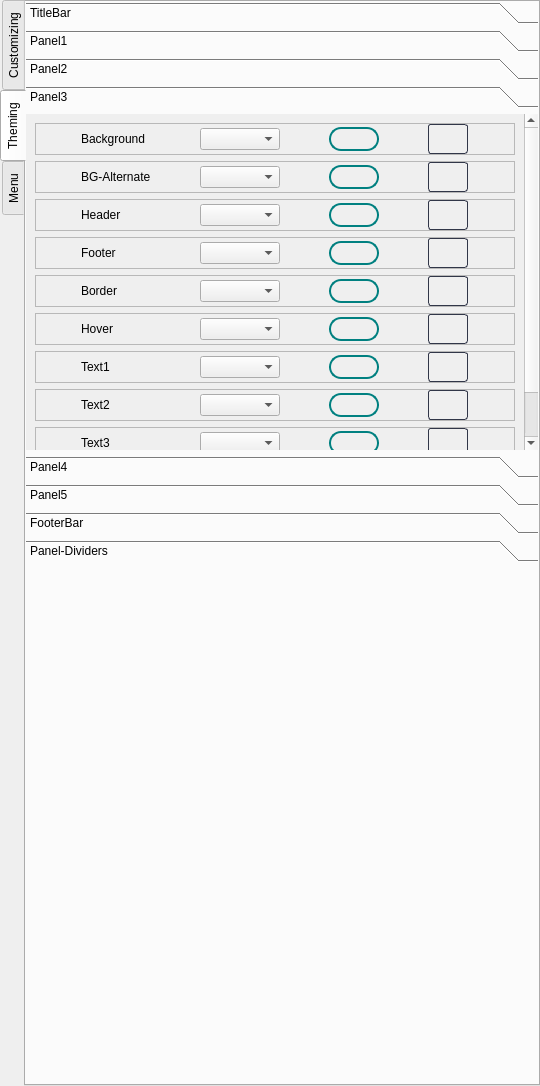
Old version of the form builder/app_builder.ui in the repository ufopilot/QT-App-Builder.
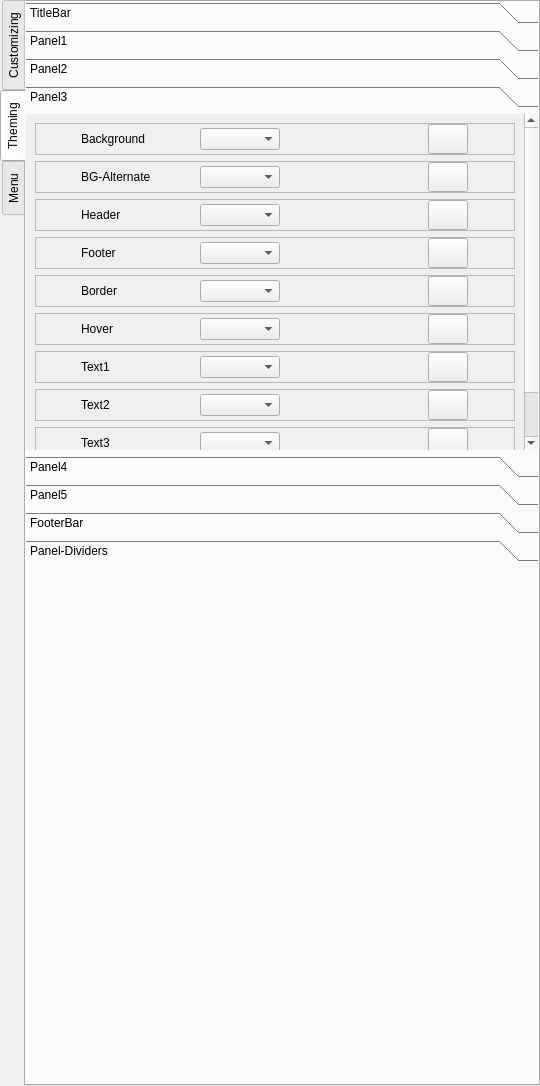
New version of the form. The open tabs and pages were chosen to show the change. Custom widgets are drawn as their Qt base class.

Patch:
```diff
--- a/builder/app_builder.ui
+++ b/builder/app_builder.ui
@@ -4128,7 +4128,7 @@
             <rect>
              <x>0</x>
              <y>0</y>
-             <width>223</width>
+             <width>497</width>
              <height>392</height>
             </rect>
            </property>
@@ -4215,12 +4215,6 @@
                    <height>24</height>
                   </size>
                  </property>
-                 <property name="styleSheet">
-                  <string notr="true">QLabel{
-	border: 2px solid teal;
-	border-radius: 12px;
-}</string>
-                 </property>
                  <property name="text">
                   <string/>
                  </property>
@@ -4243,20 +4237,6 @@
                  <property name="cursor">
                   <cursorShape>PointingHandCursor</cursorShape>
                  </property>
-                 <property name="styleSheet">
-                  <string notr="true">QPushButton { 
-	   border: 1px  solid  rgb(49, 54, 72);
-	border-radius: 3px;
- background: qlineargradient(x1: 0, y1: 0, x2: 0, y2: 1,
-                                stop: 0 #13161f, stop: 0.4 #161924,
-                                stop: 0.5 #171c26, stop: 1.0 #1b202c);
-}
-
-QPushButton:hover{
-	background:rgb(62, 62, 62);
-	border-radius: 3px;
-}</string>
-                 </property>
                  <property name="text">
                   <string/>
                  </property>
@@ -4345,12 +4325,6 @@
                    <height>24</height>
                   </size>
                  </property>
-                 <property name="styleSheet">
-                  <string notr="true">QLabel{
-	border: 2px solid teal;
-	border-radius: 12px;
-}</string>
-                 </property>
                  <property name="text">
                   <string/>
                  </property>
@@ -4373,20 +4347,6 @@
                  <property name="cursor">
                   <cursorShape>PointingHandCursor</cursorShape>
                  </property>
-                 <property name="styleSheet">
-                  <string notr="true">QPushButton { 
-	   border: 1px  solid  rgb(49, 54, 72);
-	border-radius: 3px;
- background: qlineargradient(x1: 0, y1: 0, x2: 0, y2: 1,
-                                stop: 0 #13161f, stop: 0.4 #161924,
-                                stop: 0.5 #171c26, stop: 1.0 #1b202c);
-}
-
-QPushButton:hover{
-	background:rgb(62, 62, 62);
-	border-radius: 3px;
-}</string>
-                 </property>
                  <property name="text">
                   <string/>
                  </property>
@@ -4475,12 +4435,6 @@
                    <height>24</height>
                   </size>
                  </property>
-                 <property name="styleSheet">
-                  <string notr="true">QLabel{
-	border: 2px solid teal;
-	border-radius: 12px;
-}</string>
-                 </property>
                  <property name="text">
                   <string/>
                  </property>
@@ -4503,20 +4457,6 @@
                  <property name="cursor">
                   <cursorShape>PointingHandCursor</cursorShape>
                  </property>
-                 <property name="styleSheet">
-                  <string notr="true">QPushButton { 
-	   border: 1px  solid  rgb(49, 54, 72);
-	border-radius: 3px;
- background: qlineargradient(x1: 0, y1: 0, x2: 0, y2: 1,
-                                stop: 0 #13161f, stop: 0.4 #161924,
-                                stop: 0.5 #171c26, stop: 1.0 #1b202c);
-}
-
-QPushButton:hover{
-	background:rgb(62, 62, 62);
-	border-radius: 3px;
-}</string>
-                 </property>
                  <property name="text">
                   <string/>
                  </property>
@@ -4605,12 +4545,6 @@
                    <height>24</height>
                   </size>
                  </property>
-                 <property name="styleSheet">
-                  <string notr="true">QLabel{
-	border: 2px solid teal;
-	border-radius: 12px;
-}</string>
-                 </property>
                  <property name="text">
                   <string/>
                  </property>
@@ -4633,20 +4567,6 @@
                  <property name="cursor">
                   <cursorShape>PointingHandCursor</cursorShape>
                  </property>
-                 <property name="styleSheet">
-                  <string notr="true">QPushButton { 
-	   border: 1px  solid  rgb(49, 54, 72);
-	border-radius: 3px;
- background: qlineargradient(x1: 0, y1: 0, x2: 0, y2: 1,
-                                stop: 0 #13161f, stop: 0.4 #161924,
-                                stop: 0.5 #171c26, stop: 1.0 #1b202c);
-}
-
-QPushButton:hover{
-	background:rgb(62, 62, 62);
-	border-radius: 3px;
-}</string>
-                 </property>
                  <property name="text">
                   <string/>
                  </property>
@@ -4735,12 +4655,6 @@
                    <height>24</height>
                   </size>
                  </property>
-                 <property name="styleSheet">
-                  <string notr="true">QLabel{
-	border: 2px solid teal;
-	border-radius: 12px;
-}</string>
-                 </property>
                  <property name="text">
                   <string/>
                  </property>
@@ -4763,20 +4677,6 @@
                  <property name="cursor">
                   <cursorShape>PointingHandCursor</cursorShape>
                  </property>
-                 <property name="styleSheet">
-                  <string notr="true">QPushButton { 
-	   border: 1px  solid  rgb(49, 54, 72);
-	border-radius: 3px;
- background: qlineargradient(x1: 0, y1: 0, x2: 0, y2: 1,
-                                stop: 0 #13161f, stop: 0.4 #161924,
-                                stop: 0.5 #171c26, stop: 1.0 #1b202c);
-}
-
-QPushButton:hover{
-	background:rgb(62, 62, 62);
-	border-radius: 3px;
-}</string>
-                 </property>
                  <property name="text">
                   <string/>
                  </property>
@@ -4865,12 +4765,6 @@
                    <height>24</height>
                   </size>
                  </property>
-                 <property name="styleSheet">
-                  <string notr="true">QLabel{
-	border: 2px solid teal;
-	border-radius: 12px;
-}</string>
-                 </property>
                  <property name="text">
                   <string/>
                  </property>
@@ -4893,20 +4787,6 @@
                  <property name="cursor">
                   <cursorShape>PointingHandCursor</cursorShape>
                  </property>
-                 <property name="styleSheet">
-                  <string notr="true">QPushButton { 
-	   border: 1px  solid  rgb(49, 54, 72);
-	border-radius: 3px;
- background: qlineargradient(x1: 0, y1: 0, x2: 0, y2: 1,
-                                stop: 0 #13161f, stop: 0.4 #161924,
-                                stop: 0.5 #171c26, stop: 1.0 #1b202c);
-}
-
-QPushButton:hover{
-	background:rgb(62, 62, 62);
-	border-radius: 3px;
-}</string>
-                 </property>
                  <property name="text">
                   <string/>
                  </property>
@@ -4995,12 +4875,6 @@
                    <height>24</height>
                   </size>
                  </property>
-                 <property name="styleSheet">
-                  <string notr="true">QLabel{
-	border: 2px solid teal;
-	border-radius: 12px;
-}</string>
-                 </property>
                  <property name="text">
                   <string/>
                  </property>
@@ -5023,20 +4897,6 @@
                  <property name="cursor">
                   <cursorShape>PointingHandCursor</cursorShape>
                  </property>
-                 <property name="styleSheet">
-                  <string notr="true">QPushButton { 
-	   border: 1px  solid  rgb(49, 54, 72);
-	border-radius: 3px;
- background: qlineargradient(x1: 0, y1: 0, x2: 0, y2: 1,
-                                stop: 0 #13161f, stop: 0.4 #161924,
-                                stop: 0.5 #171c26, stop: 1.0 #1b202c);
-}
-
-QPushButton:hover{
-	background:rgb(62, 62, 62);
-	border-radius: 3px;
-}</string>
-                 </property>
                  <property name="text">
                   <string/>
                  </property>
@@ -5125,12 +4985,6 @@
                    <height>24</height>
                   </size>
                  </property>
-                 <property name="styleSheet">
-                  <string notr="true">QLabel{
-	border: 2px solid teal;
-	border-radius: 12px;
-}</string>
-                 </property>
                  <property name="text">
                   <string/>
                  </property>
@@ -5153,20 +5007,6 @@
                  <property name="cursor">
                   <cursorShape>PointingHandCursor</cursorShape>
                  </property>
-                 <property name="styleSheet">
-                  <string notr="true">QPushButton { 
-	   border: 1px  solid  rgb(49, 54, 72);
-	border-radius: 3px;
- background: qlineargradient(x1: 0, y1: 0, x2: 0, y2: 1,
-                                stop: 0 #13161f, stop: 0.4 #161924,
-                                stop: 0.5 #171c26, stop: 1.0 #1b202c);
-}
-
-QPushButton:hover{
-	background:rgb(62, 62, 62);
-	border-radius: 3px;
-}</string>
-                 </property>
                  <property name="text">
                   <string/>
                  </property>
@@ -5255,12 +5095,6 @@
                    <height>24</height>
                   </size>
                  </property>
-                 <property name="styleSheet">
-                  <string notr="true">QLabel{
-	border: 2px solid teal;
-	border-radius: 12px;
-}</string>
-                 </property>
                  <property name="text">
                   <string/>
                  </property>
@@ -5283,20 +5117,6 @@
                  <property name="cursor">
                   <cursorShape>PointingHandCursor</cursorShape>
                  </property>
-                 <property name="styleSheet">
-                  <string notr="true">QPushButton { 
-	   border: 1px  solid  rgb(49, 54, 72);
-	border-radius: 3px;
- background: qlineargradient(x1: 0, y1: 0, x2: 0, y2: 1,
-                                stop: 0 #13161f, stop: 0.4 #161924,
-                                stop: 0.5 #171c26, stop: 1.0 #1b202c);
-}
-
-QPushButton:hover{
-	background:rgb(62, 62, 62);
-	border-radius: 3px;
-}</string>
-                 </property>
                  <property name="text">
                   <string/>
                  </property>
```
Left out of the diff: 1072 changed lines with no effect on the pictures.
